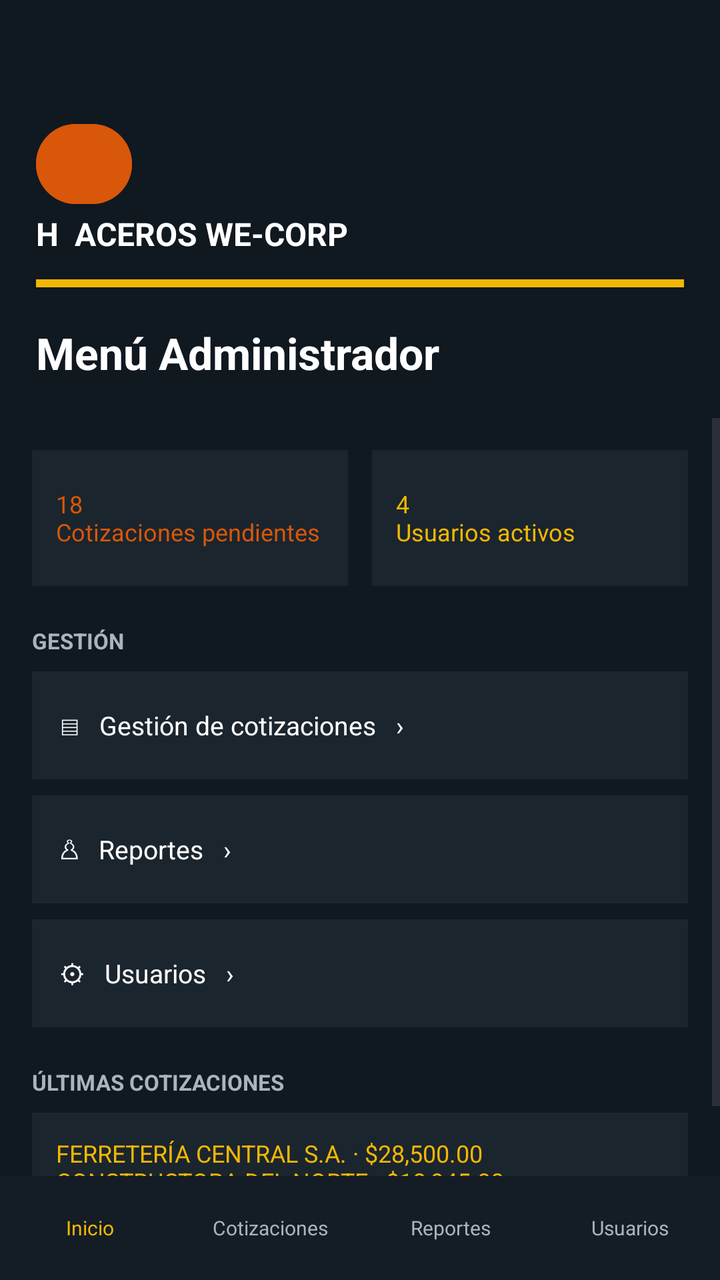
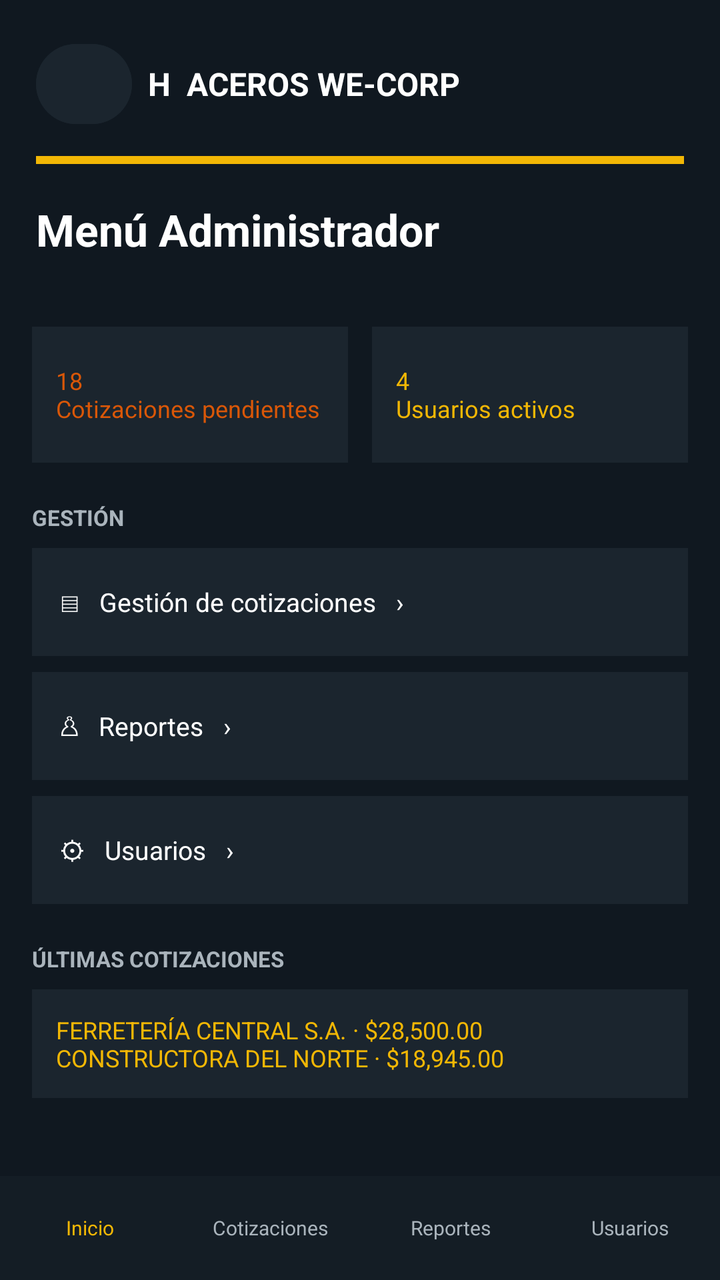

Compare the two renders of this Android layout. The source of the first and the diff that turns it into the second are given below.
<!-- AndroidManifest.xml: application theme Theme.Aceroswecorp -->
<!-- res/layout/activity_menu_administrador.xml -->
<?xml version="1.0" encoding="utf-8"?>
<LinearLayout xmlns:android="http://schemas.android.com/apk/res/android"
    android:id="@+id/screen_root"
    android:layout_width="match_parent"
    android:layout_height="match_parent"
    android:background="#101820"
    android:orientation="vertical">

    <LinearLayout
        android:layout_width="match_parent"
        android:layout_height="wrap_content"
        android:orientation="vertical"
        android:padding="18dp">

        <Button
            android:id="@+id/screen_back"
            android:layout_width="48dp"
            android:layout_height="48dp"
            android:backgroundTint="#D95708"
            android:contentDescription="@string/back"
            android:layout_marginTop="40dp"
            android:text="@string/back_arrow"
            android:textColor="#FFFFFF"
            android:textSize="24sp" />

        <TextView android:layout_width="match_parent" android:layout_height="wrap_content" android:text="H  ACEROS WE-CORP" android:textColor="#FFFFFF" android:textSize="16sp" android:textStyle="bold" />
        <TextView android:layout_width="match_parent" android:layout_height="4dp" android:layout_marginTop="12dp" android:background="#F2B705" />
        <TextView android:layout_width="match_parent" android:layout_height="wrap_content" android:layout_marginTop="18dp" android:text="Menú Administrador" android:textColor="#FFFFFF" android:textSize="22sp" android:textStyle="bold" />
    </LinearLayout>

    <ScrollView
        android:layout_width="match_parent"
        android:layout_height="0dp"
        android:layout_weight="1">

        <LinearLayout
            android:layout_width="match_parent"
            android:layout_height="wrap_content"
            android:orientation="vertical"
            android:padding="16dp">

            <LinearLayout android:layout_width="match_parent" android:layout_height="wrap_content" android:orientation="horizontal">
                <TextView android:layout_width="0dp" android:layout_height="68dp" android:layout_marginEnd="6dp" android:layout_weight="1" android:background="#1B252E" android:gravity="center_vertical" android:padding="12dp" android:text="18&#10;Cotizaciones pendientes" android:textColor="#D95708" android:textSize="12sp" />
                <TextView android:layout_width="0dp" android:layout_height="68dp" android:layout_marginStart="6dp" android:layout_weight="1" android:background="#1B252E" android:gravity="center_vertical" android:padding="12dp" android:text="4&#10;Usuarios activos" android:textColor="#F2B705" android:textSize="12sp" />
            </LinearLayout>

            <TextView android:layout_width="match_parent" android:layout_height="wrap_content" android:layout_marginTop="20dp" android:text="GESTIÓN" android:textColor="#AAB4BC" android:textSize="11sp" android:textStyle="bold" />
            <TextView android:id="@+id/admin_quotes" android:layout_width="match_parent" android:layout_height="54dp" android:layout_marginTop="8dp" android:background="#1B252E" android:clickable="true" android:focusable="true" android:gravity="center_vertical" android:padding="14dp" android:text="▤   Gestión de cotizaciones   ›" android:textColor="#FFFFFF" android:textSize="13sp" />
            <TextView android:id="@+id/admin_reports" android:layout_width="match_parent" android:layout_height="54dp" android:layout_marginTop="8dp" android:background="#1B252E" android:clickable="true" android:focusable="true" android:gravity="center_vertical" android:padding="14dp" android:text="♙   Reportes   ›" android:textColor="#FFFFFF" android:textSize="13sp" />
            <TextView android:id="@+id/admin_users" android:layout_width="match_parent" android:layout_height="54dp" android:layout_marginTop="8dp" android:background="#1B252E" android:clickable="true" android:focusable="true" android:gravity="center_vertical" android:padding="14dp" android:text="⚙   Usuarios   ›" android:textColor="#FFFFFF" android:textSize="13sp" />

            <TextView android:layout_width="match_parent" android:layout_height="wrap_content" android:layout_marginTop="20dp" android:text="ÚLTIMAS COTIZACIONES" android:textColor="#AAB4BC" android:textSize="11sp" android:textStyle="bold" />
            <TextView android:layout_width="match_parent" android:layout_height="wrap_content" android:layout_marginTop="8dp" android:background="#1B252E" android:padding="12dp" android:text="FERRETERÍA CENTRAL S.A. · $28,500.00&#10;CONSTRUCTORA DEL NORTE · $18,945.00" android:textColor="#F2B705" android:textSize="12sp" />
        </LinearLayout>
    </ScrollView>

    <LinearLayout android:layout_width="match_parent" android:layout_height="52dp" android:background="#141D25" android:gravity="center" android:orientation="horizontal">
        <TextView android:id="@+id/nav_inicio" android:layout_width="0dp" android:layout_height="match_parent" android:layout_weight="1" android:gravity="center" android:text="Inicio" android:textColor="#F2B705" android:textSize="10sp" />
        <TextView android:id="@+id/nav_cotizaciones" android:layout_width="0dp" android:layout_height="match_parent" android:layout_weight="1" android:gravity="center" android:text="Cotizaciones" android:textColor="#AAB4BC" android:textSize="10sp" />
        <TextView android:id="@+id/nav_reportes" android:layout_width="0dp" android:layout_height="match_parent" android:layout_weight="1" android:gravity="center" android:text="Reportes" android:textColor="#AAB4BC" android:textSize="10sp" />
        <TextView android:id="@+id/nav_usuarios" android:layout_width="0dp" android:layout_height="match_parent" android:layout_weight="1" android:gravity="center" android:text="Usuarios" android:textColor="#AAB4BC" android:textSize="10sp" />
    </LinearLayout>
</LinearLayout>
<!-- resources referenced by this layout -->
<resources>
  <string name="back">Volver</string>
  <string name="back_arrow">‹</string>
  <style name="Theme.Aceroswecorp" parent="Base.Theme.Aceroswecorp" />
  <style name="Base.Theme.Aceroswecorp" parent="Theme.Material3.DayNight.NoActionBar">
          
          
      </style>
</resources>

<!-- the commit's change to res/layout/activity_menu_administrador.xml (unified diff, before → after) -->
@@ -12,18 +12,24 @@
         android:orientation="vertical"
         android:padding="18dp">
 
-        <Button
-            android:id="@+id/screen_back"
-            android:layout_width="48dp"
-            android:layout_height="48dp"
-            android:backgroundTint="#D95708"
-            android:contentDescription="@string/back"
-            android:layout_marginTop="40dp"
-            android:text="@string/back_arrow"
-            android:textColor="#FFFFFF"
-            android:textSize="24sp" />
+        <LinearLayout
+            android:layout_width="match_parent"
+            android:layout_height="wrap_content"
+            android:gravity="center_vertical"
+            android:orientation="horizontal">
 
-        <TextView android:layout_width="match_parent" android:layout_height="wrap_content" android:text="H  ACEROS WE-CORP" android:textColor="#FFFFFF" android:textSize="16sp" android:textStyle="bold" />
+            <Button
+                android:id="@+id/screen_back"
+                android:layout_width="48dp"
+                android:layout_height="48dp"
+                android:backgroundTint="#1B252E"
+                android:contentDescription="@string/back"
+                android:text="@string/back_arrow"
+                android:textColor="#FFFFFF"
+                android:textSize="24sp" />
+
+            <TextView android:layout_width="wrap_content" android:layout_height="wrap_content" android:layout_marginStart="8dp" android:text="H  ACEROS WE-CORP" android:textColor="#FFFFFF" android:textSize="16sp" android:textStyle="bold" />
+        </LinearLayout>
         <TextView android:layout_width="match_parent" android:layout_height="4dp" android:layout_marginTop="12dp" android:background="#F2B705" />
         <TextView android:layout_width="match_parent" android:layout_height="wrap_content" android:layout_marginTop="18dp" android:text="Menú Administrador" android:textColor="#FFFFFF" android:textSize="22sp" android:textStyle="bold" />
     </LinearLayout>
